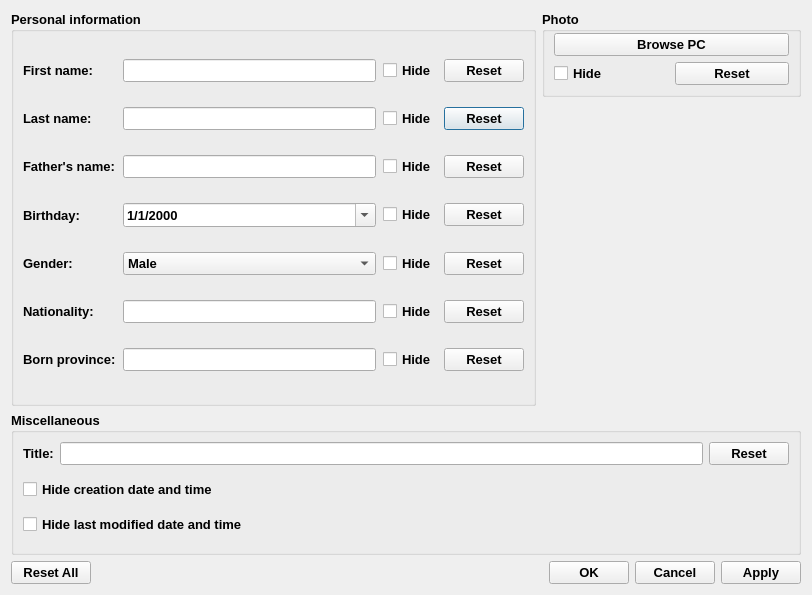
Old version of the form gui/infoeditor.ui in the repository amirmohsen1384/DataBox.
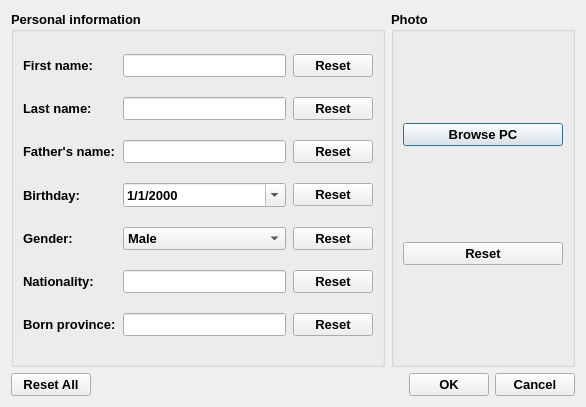
New version of the form.

```diff
--- a/gui/infoeditor.ui
+++ b/gui/infoeditor.ui
@@ -6,15 +6,13 @@
    <rect>
     <x>0</x>
     <y>0</y>
-    <width>812</width>
-    <height>595</height>
+    <width>586</width>
+    <height>407</height>
    </rect>
   </property>
   <property name="font">
    <font>
-    <family>Segoe UI</family>
     <pointsize>10</pointsize>
-    <weight>75</weight>
     <bold>true</bold>
    </font>
   </property>
@@ -22,6 +20,32 @@
    <string/>
   </property>
   <layout class="QGridLayout" name="gridLayout_2">
+   <item row="2" column="2" rowspan="5">
+    <widget class="QGroupBox" name="photoContainer">
+     <property name="title">
+      <string>Photo</string>
+     </property>
+     <layout class="QVBoxLayout" name="photoLayout">
+      <property name="topMargin">
+       <number>1</number>
+      </property>
+      <item>
+       <widget class="QPushButton" name="buttonBrowsePC">
+        <property name="text">
+         <string>Browse PC</string>
+        </property>
+       </widget>
+      </item>
+      <item>
+       <widget class="QPushButton" name="resetPhotoButton">
+        <property name="text">
+         <string>Reset</string>
+        </property>
+       </widget>
+      </item>
+     </layout>
+    </widget>
+   </item>
    <item row="2" column="0" rowspan="5" colspan="2">
     <widget class="QGroupBox" name="infoLayout">
      <property name="sizePolicy">
@@ -41,7 +65,7 @@
        <number>7</number>
       </property>
       <item row="5" column="2">
-       <widget class="QCheckBox" name="hideNationality">
+       <widget class="QPushButton" name="resetNationalityButton">
         <property name="sizePolicy">
          <sizepolicy hsizetype="MinimumExpanding" vsizetype="Fixed">
           <horstretch>0</horstretch>
@@ -49,7 +73,7 @@
          </sizepolicy>
         </property>
         <property name="text">
-         <string>Hide</string>
+         <string>Reset</string>
         </property>
        </widget>
       </item>
@@ -63,81 +87,6 @@
         </property>
        </widget>
       </item>
-      <item row="3" column="0">
-       <widget class="QLabel" name="labelBirthday">
-        <property name="sizePolicy">
-         <sizepolicy hsizetype="MinimumExpanding" vsizetype="Preferred">
-          <horstretch>0</horstretch>
-          <verstretch>0</verstretch>
-         </sizepolicy>
-        </property>
-        <property name="text">
-         <string>Birthday:</string>
-        </property>
-        <property name="buddy">
-         <cstring>containerBirthday</cstring>
-        </property>
-       </widget>
-      </item>
-      <item row="1" column="3">
-       <widget class="QPushButton" name="resetLastNameButton">
-        <property name="sizePolicy">
-         <sizepolicy hsizetype="MinimumExpanding" vsizetype="Fixed">
-          <horstretch>0</horstretch>
-          <verstretch>0</verstretch>
-         </sizepolicy>
-        </property>
-        <property name="text">
-         <string>Reset</string>
-        </property>
-       </widget>
-      </item>
-      <item row="4" column="1">
-       <widget class="QComboBox" name="containerGender">
-        <property name="sizePolicy">
-         <sizepolicy hsizetype="MinimumExpanding" vsizetype="Fixed">
-          <horstretch>50</horstretch>
-          <verstretch>0</verstretch>
-         </sizepolicy>
-        </property>
-        <item>
-         <property name="text">
-          <string>Male</string>
-         </property>
-        </item>
-        <item>
-         <property name="text">
-          <string>Female</string>
-         </property>
-        </item>
-       </widget>
-      </item>
-      <item row="4" column="3">
-       <widget class="QPushButton" name="resetGenderButton">
-        <property name="sizePolicy">
-         <sizepolicy hsizetype="MinimumExpanding" vsizetype="Fixed">
-          <horstretch>0</horstretch>
-          <verstretch>0</verstretch>
-         </sizepolicy>
-        </property>
-        <property name="text">
-         <string>Reset</string>
-        </property>
-       </widget>
-      </item>
-      <item row="6" column="2">
-       <widget class="QCheckBox" name="hideBornProvince">
-        <property name="sizePolicy">
-         <sizepolicy hsizetype="MinimumExpanding" vsizetype="Fixed">
-          <horstretch>0</horstretch>
-          <verstretch>0</verstretch>
-         </sizepolicy>
-        </property>
-        <property name="text">
-         <string>Hide</string>
-        </property>
-       </widget>
-      </item>
       <item row="2" column="1">
        <widget class="QLineEdit" name="containerFatherName">
         <property name="sizePolicy">
@@ -148,6 +97,51 @@
         </property>
        </widget>
       </item>
+      <item row="6" column="0">
+       <widget class="QLabel" name="labelBornProvince">
+        <property name="sizePolicy">
+         <sizepolicy hsizetype="MinimumExpanding" vsizetype="Preferred">
+          <horstretch>0</horstretch>
+          <verstretch>0</verstretch>
+         </sizepolicy>
+        </property>
+        <property name="text">
+         <string>Born province:</string>
+        </property>
+        <property name="buddy">
+         <cstring>containerBornProvince</cstring>
+        </property>
+       </widget>
+      </item>
+      <item row="6" column="2">
+       <widget class="QPushButton" name="resetBornProvinceButton">
+        <property name="sizePolicy">
+         <sizepolicy hsizetype="MinimumExpanding" vsizetype="Fixed">
+          <horstretch>0</horstretch>
+          <verstretch>0</verstretch>
+         </sizepolicy>
+        </property>
+        <property name="text">
+         <string>Reset</string>
+        </property>
+       </widget>
+      </item>
+      <item row="1" column="0">
+       <widget class="QLabel" name="labelLastName">
+        <property name="sizePolicy">
+         <sizepolicy hsizetype="MinimumExpanding" vsizetype="Preferred">
+          <horstretch>0</horstretch>
+          <verstretch>0</verstretch>
+         </sizepolicy>
+        </property>
+        <property name="text">
+         <string>Last name:</string>
+        </property>
+        <property name="buddy">
+         <cstring>containerLastName</cstring>
+        </property>
+       </widget>
+      </item>
       <item row="3" column="1">
        <widget class="QDateEdit" name="containerBirthday">
         <property name="sizePolicy">
@@ -158,9 +152,7 @@
         </property>
         <property name="font">
          <font>
-          <family>Segoe UI</family>
           <pointsize>10</pointsize>
-          <weight>75</weight>
           <bold>true</bold>
           <stylestrategy>PreferAntialias</stylestrategy>
          </font>
@@ -182,6 +174,19 @@
         </property>
        </widget>
       </item>
+      <item row="4" column="2">
+       <widget class="QPushButton" name="resetGenderButton">
+        <property name="sizePolicy">
+         <sizepolicy hsizetype="MinimumExpanding" vsizetype="Fixed">
+          <horstretch>0</horstretch>
+          <verstretch>0</verstretch>
+         </sizepolicy>
+        </property>
+        <property name="text">
+         <string>Reset</string>
+        </property>
+       </widget>
+      </item>
       <item row="5" column="1">
        <widget class="QLineEdit" name="containerNationality">
         <property name="sizePolicy">
@@ -192,8 +197,8 @@
         </property>
        </widget>
       </item>
-      <item row="5" column="3">
-       <widget class="QPushButton" name="resetNationalityButton">
+      <item row="3" column="2">
+       <widget class="QPushButton" name="resetBirthdayButton">
         <property name="sizePolicy">
          <sizepolicy hsizetype="MinimumExpanding" vsizetype="Fixed">
           <horstretch>0</horstretch>
@@ -205,19 +210,6 @@
         </property>
        </widget>
       </item>
-      <item row="0" column="2">
-       <widget class="QCheckBox" name="hideFirstName">
-        <property name="sizePolicy">
-         <sizepolicy hsizetype="MinimumExpanding" vsizetype="Fixed">
-          <horstretch>0</horstretch>
-          <verstretch>0</verstretch>
-         </sizepolicy>
-        </property>
-        <property name="text">
-         <string>Hide</string>
-        </property>
-       </widget>
-      </item>
       <item row="6" column="1">
        <widget class="QLineEdit" name="containerBornProvince">
         <property name="sizePolicy">
@@ -260,157 +252,8 @@
         </property>
        </widget>
       </item>
-      <item row="3" column="2">
-       <widget class="QCheckBox" name="hideBirthday">
-        <property name="sizePolicy">
-         <sizepolicy hsizetype="MinimumExpanding" vsizetype="Fixed">
-          <horstretch>0</horstretch>
-          <verstretch>0</verstretch>
-         </sizepolicy>
-        </property>
-        <property name="text">
-         <string>Hide</string>
-        </property>
-       </widget>
-      </item>
-      <item row="0" column="0">
-       <widget class="QLabel" name="labelFirstName">
-        <property name="sizePolicy">
-         <sizepolicy hsizetype="MinimumExpanding" vsizetype="Preferred">
-          <horstretch>0</horstretch>
-          <verstretch>0</verstretch>
-         </sizepolicy>
-        </property>
-        <property name="text">
-         <string>First name:</string>
-        </property>
-        <property name="buddy">
-         <cstring>containerFirstName</cstring>
-        </property>
-       </widget>
-      </item>
-      <item row="4" column="2">
-       <widget class="QCheckBox" name="hideGender">
-        <property name="sizePolicy">
-         <sizepolicy hsizetype="MinimumExpanding" vsizetype="Fixed">
-          <horstretch>0</horstretch>
-          <verstretch>0</verstretch>
-         </sizepolicy>
-        </property>
-        <property name="text">
-         <string>Hide</string>
-        </property>
-       </widget>
-      </item>
-      <item row="1" column="1">
-       <widget class="QLineEdit" name="containerLastName">
-        <property name="sizePolicy">
-         <sizepolicy hsizetype="MinimumExpanding" vsizetype="Fixed">
-          <horstretch>50</horstretch>
-          <verstretch>0</verstretch>
-         </sizepolicy>
-        </property>
-       </widget>
-      </item>
-      <item row="2" column="2">
-       <widget class="QCheckBox" name="hideFatherName">
-        <property name="sizePolicy">
-         <sizepolicy hsizetype="MinimumExpanding" vsizetype="Fixed">
-          <horstretch>0</horstretch>
-          <verstretch>0</verstretch>
-         </sizepolicy>
-        </property>
-        <property name="text">
-         <string>Hide</string>
-        </property>
-       </widget>
-      </item>
-      <item row="0" column="3">
-       <widget class="QPushButton" name="resetFirstNameButton">
-        <property name="sizePolicy">
-         <sizepolicy hsizetype="MinimumExpanding" vsizetype="Fixed">
-          <horstretch>0</horstretch>
-          <verstretch>0</verstretch>
-         </sizepolicy>
-        </property>
-        <property name="text">
-         <string>Reset</string>
-        </property>
-       </widget>
-      </item>
       <item row="1" column="2">
-       <widget class="QCheckBox" name="hideLastName">
-        <property name="sizePolicy">
-         <sizepolicy hsizetype="MinimumExpanding" vsizetype="Fixed">
-          <horstretch>0</horstretch>
-          <verstretch>0</verstretch>
-         </sizepolicy>
-        </property>
-        <property name="text">
-         <string>Hide</string>
-        </property>
-       </widget>
-      </item>
-      <item row="3" column="3">
-       <widget class="QPushButton" name="resetBirthdayButton">
-        <property name="sizePolicy">
-         <sizepolicy hsizetype="MinimumExpanding" vsizetype="Fixed">
-          <horstretch>0</horstretch>
-          <verstretch>0</verstretch>
-         </sizepolicy>
-        </property>
-        <property name="text">
-         <string>Reset</string>
-        </property>
-       </widget>
-      </item>
-      <item row="6" column="0">
-       <widget class="QLabel" name="labelBornProvince">
-        <property name="sizePolicy">
-         <sizepolicy hsizetype="MinimumExpanding" vsizetype="Preferred">
-          <horstretch>0</horstretch>
-          <verstretch>0</verstretch>
-         </sizepolicy>
-        </property>
-        <property name="text">
-         <string>Born province:</string>
-        </property>
-        <property name="buddy">
-         <cstring>containerBornProvince</cstring>
-        </property>
-       </widget>
-      </item>
-      <item row="6" column="3">
-       <widget class="QPushButton" name="resetBornProvinceButton">
-        <property name="sizePolicy">
-         <sizepolicy hsizetype="MinimumExpanding" vsizetype="Fixed">
-          <horstretch>0</horstretch>
-          <verstretch>0</verstretch>
-         </sizepolicy>
-        </property>
-        <property name="text">
-         <string>Reset</string>
-        </property>
-       </widget>
-      </item>
-      <item row="1" column="0">
-       <widget class="QLabel" name="labelLastName">
-        <property name="sizePolicy">
-         <sizepolicy hsizetype="MinimumExpanding" vsizetype="Preferred">
-          <horstretch>0</horstretch>
-          <verstretch>0</verstretch>
-         </sizepolicy>
-        </property>
-        <property name="text">
-         <string>Last name:</string>
-        </property>
-        <property name="buddy">
-         <cstring>containerLastName</cstring>
-        </property>
-       </widget>
-      </item>
-      <item row="2" column="3">
-       <widget class="QPushButton" name="resetFatherNameButton">
+       <widget class="QPushButton" name="resetLastNameButton">
         <property name="sizePolicy">
          <sizepolicy hsizetype="MinimumExpanding" vsizetype="Fixed">
           <horstretch>0</horstretch>
@@ -438,10 +281,98 @@
         </property>
        </widget>
       </item>
+      <item row="2" column="2">
+       <widget class="QPushButton" name="resetFatherNameButton">
+        <property name="sizePolicy">
+         <sizepolicy hsizetype="MinimumExpanding" vsizetype="Fixed">
+          <horstretch>0</horstretch>
+          <verstretch>0</verstretch>
+         </sizepolicy>
+        </property>
+        <property name="text">
+         <string>Reset</string>
+        </property>
+       </widget>
+      </item>
+      <item row="0" column="2">
+       <widget class="QPushButton" name="resetFirstNameButton">
+        <property name="sizePolicy">
+         <sizepolicy hsizetype="MinimumExpanding" vsizetype="Fixed">
+          <horstretch>0</horstretch>
+          <verstretch>0</verstretch>
+         </sizepolicy>
+        </property>
+        <property name="text">
+         <string>Reset</string>
+        </property>
+       </widget>
+      </item>
+      <item row="4" column="1">
+       <widget class="QComboBox" name="containerGender">
+        <property name="sizePolicy">
+         <sizepolicy hsizetype="MinimumExpanding" vsizetype="Fixed">
+          <horstretch>50</horstretch>
+          <verstretch>0</verstretch>
+         </sizepolicy>
+        </property>
+        <item>
+         <property name="text">
+          <string>Male</string>
+         </property>
+        </item>
+        <item>
+         <property name="text">
+          <string>Female</string>
+         </property>
+        </item>
+       </widget>
+      </item>
+      <item row="3" column="0">
+       <widget class="QLabel" name="labelBirthday">
+        <property name="sizePolicy">
+         <sizepolicy hsizetype="MinimumExpanding" vsizetype="Preferred">
+          <horstretch>0</horstretch>
+          <verstretch>0</verstretch>
+         </sizepolicy>
+        </property>
+        <property name="text">
+         <string>Birthday:</string>
+        </property>
+        <property name="buddy">
+         <cstring>containerBirthday</cstring>
+        </property>
+       </widget>
+      </item>
+      <item row="1" column="1">
+       <widget class="QLineEdit" name="containerLastName">
+        <property name="sizePolicy">
+         <sizepolicy hsizetype="MinimumExpanding" vsizetype="Fixed">
+          <horstretch>50</horstretch>
+          <verstretch>0</verstretch>
+         </sizepolicy>
+        </property>
+       </widget>
+      </item>
+      <item row="0" column="0">
+       <widget class="QLabel" name="labelFirstName">
+        <property name="sizePolicy">
+         <sizepolicy hsizetype="MinimumExpanding" vsizetype="Preferred">
+          <horstretch>0</horstretch>
+          <verstretch>0</verstretch>
+         </sizepolicy>
+        </property>
+        <property name="text">
+         <string>First name:</string>
+        </property>
+        <property name="buddy">
+         <cstring>containerFirstName</cstring>
+        </property>
+       </widget>
+      </item>
      </layout>
     </widget>
    </item>
-   <item row="9" column="0" colspan="3">
+   <item row="7" column="0" colspan="3">
     <layout class="QHBoxLayout" name="buttonContainer">
      <property name="topMargin">
       <number>0</number>
@@ -480,115 +411,8 @@
        </property>
       </widget>
      </item>
-     <item>
-      <widget class="QPushButton" name="buttonApply">
-       <property name="text">
-        <string>Apply</string>
-       </property>
-      </widget>
-     </item>
     </layout>
    </item>
-   <item row="7" column="0" rowspan="2" colspan="3">
-    <widget class="QGroupBox" name="miscellaneousLayout">
-     <property name="sizePolicy">
-      <sizepolicy hsizetype="Minimum" vsizetype="Preferred">
-       <horstretch>0</horstretch>
-       <verstretch>0</verstretch>
-      </sizepolicy>
-     </property>
-     <property name="title">
-      <string>Miscellaneous</string>
-     </property>
-     <layout class="QVBoxLayout" name="verticalLayout_3">
-      <property name="topMargin">
-       <number>1</number>
-      </property>
-      <item>
-       <layout class="QHBoxLayout" name="titleLayout">
-        <item>
-         <widget class="QLabel" name="labelInfoTitle">
-          <property name="text">
-           <string>Title:</string>
-          </property>
-          <property name="buddy">
-           <cstring>containerInfoTitle</cstring>
-          </property>
-         </widget>
-        </item>
-        <item>
-         <widget class="QLineEdit" name="containerInfoTitle">
-          <property name="toolTip">
-           <string>The text will appear in the list to represent the information</string>
-          </property>
-         </widget>
-        </item>
-        <item>
-         <widget class="QPushButton" name="resetTitleButton">
-          <property name="text">
-           <string>Reset</string>
-          </property>
-         </widget>
-        </item>
-       </layout>
-      </item>
-      <item>
-       <widget class="QCheckBox" name="hideCreation">
-        <property name="text">
-         <string>Hide creation date and time</string>
-        </property>
-       </widget>
-      </item>
-      <item>
-       <widget class="QCheckBox" name="hideLastModified">
-        <property name="text">
-         <string>Hide last modified date and time</string>
-        </property>
-       </widget>
-      </item>
-     </layout>
-    </widget>
-   </item>
-   <item row="2" column="2">
-    <widget class="QGroupBox" name="photoContainer">
-     <property name="title">
-      <string>Photo</string>
-     </property>
-     <layout class="QVBoxLayout" name="photoLayout">
-      <property name="topMargin">
-       <number>1</number>
-      </property>
-      <item>
-       <widget class="QPushButton" name="buttonBrowsePC">
-        <property name="text">
-         <string>Browse PC</string>
-        </property>
-       </widget>
-      </item>
-      <item>
-       <layout class="QHBoxLayout" name="horizontalLayout">
-        <property name="topMargin">
-         <number>0</number>
-        </property>
-        <item>
-         <widget class="QCheckBox" name="hidePhoto">
-          <property name="text">
-           <string>Hide</string>
-          </property>
-         </widget>
-        </item>
-        <item>
-         <widget class="QPushButton" name="resetPhotoButton">
-          <property name="text">
-           <string>Reset</string>
-          </property>
-         </widget>
-        </item>
-       </layout>
-      </item>
-     </layout>
-    </widget>
-   </item>
   </layout>
  </widget>
  <tabstops>
```
Left out of the diff: 46 changed lines with no effect on the pictures.
